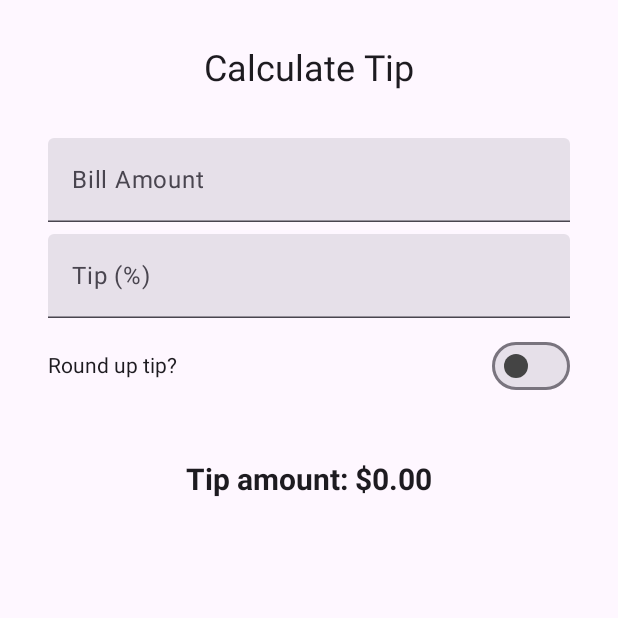
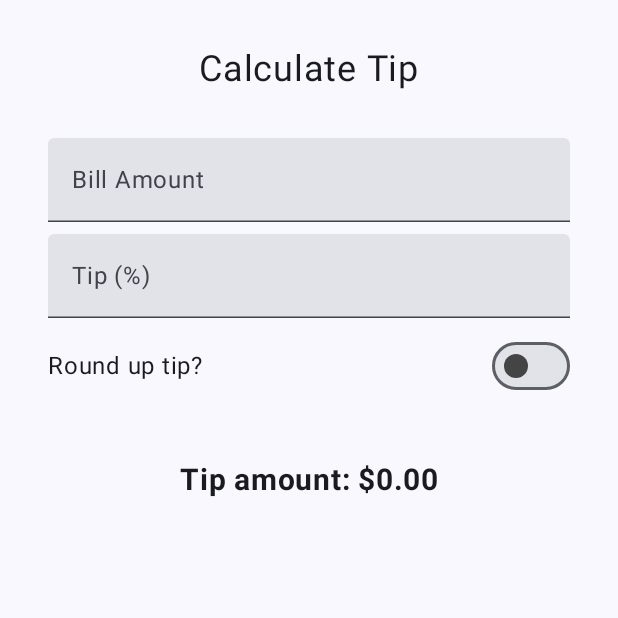
Before and after one commit to bdubose/boojet, an Android app built with Jetpack Compose: the screen it shows after launch (MainActivity), on a phone screen of 412 x 824 dp, the top half of it. Run offline under Robolectric (Android 15) with nearby library versions, the phone set to English and light mode, and no system bars.

Commit message:
Sets up Material3 theme. More upgrades to get Material3 working.

```diff
--- a/app/build.gradle
+++ b/app/build.gradle
@@ -4,12 +4,12 @@ plugins {
 }
 
 android {
-    compileSdk 32
+    compileSdk 33
 
     defaultConfig {
         applicationId "me.branwin.boojet"
         minSdk 21
-        targetSdk 32
+        targetSdk 33
         versionCode 1
         versionName "0.1"
 
@@ -47,12 +47,12 @@ android {
 
 dependencies {
 
-    implementation 'androidx.core:core-ktx:1.7.0'
+    implementation 'androidx.core:core-ktx:1.8.0'
     implementation "androidx.compose.ui:ui:$compose_version"
     implementation "androidx.compose.material:material:$compose_version"
     implementation "androidx.compose.ui:ui-tooling-preview:$compose_version"
-    implementation 'androidx.lifecycle:lifecycle-runtime-ktx:2.3.1'
-    implementation 'androidx.activity:activity-compose:1.3.1'
+    implementation 'androidx.lifecycle:lifecycle-runtime-ktx:2.5.1'
+    implementation 'androidx.activity:activity-compose:1.5.1'
     implementation 'androidx.compose.material3:material3:1.0.0-alpha16'
     testImplementation 'junit:junit:4.13.2'
     androidTestImplementation 'androidx.test.ext:junit:1.1.3'
--- a/app/src/main/java/me/branwin/boojet/ui/theme/Color.kt
+++ b/app/src/main/java/me/branwin/boojet/ui/theme/Color.kt
@@ -2,7 +2,10 @@ package me.branwin.boojet.ui.theme
 
 import androidx.compose.ui.graphics.Color
 
-val Purple200 = Color(0xFFBB86FC)
-val Purple500 = Color(0xFF6200EE)
-val Purple700 = Color(0xFF3700B3)
-val Teal200 = Color(0xFF03DAC5)
+val Purple80 = Color(0xFFD0BCFF)
+val PurpleGrey80 = Color(0xFFCCC2DC)
+val Pink80 = Color(0xFFEFB8C8)
+
+val Purple40 = Color(0xFF6650a4)
+val PurpleGrey40 = Color(0xFF625b71)
+val Pink40 = Color(0xFF7D5260)
--- a/app/src/main/java/me/branwin/boojet/ui/theme/Shape.kt
+++ /dev/null
@@ -1,11 +0,0 @@
-package me.branwin.boojet.ui.theme
-
-import androidx.compose.foundation.shape.RoundedCornerShape
-import androidx.compose.material.Shapes
-import androidx.compose.ui.unit.dp
-
-val Shapes = Shapes(
-    small = RoundedCornerShape(4.dp),
-    medium = RoundedCornerShape(4.dp),
-    large = RoundedCornerShape(0.dp)
-)
--- a/app/src/main/java/me/branwin/boojet/ui/theme/Theme.kt
+++ b/app/src/main/java/me/branwin/boojet/ui/theme/Theme.kt
@@ -1,21 +1,31 @@
 package me.branwin.boojet.ui.theme
 
+import android.app.Activity
+import android.os.Build
 import androidx.compose.foundation.isSystemInDarkTheme
-import androidx.compose.material.MaterialTheme
-import androidx.compose.material.darkColors
-import androidx.compose.material.lightColors
+import androidx.compose.material3.MaterialTheme
+import androidx.compose.material3.darkColorScheme
+import androidx.compose.material3.dynamicDarkColorScheme
+import androidx.compose.material3.dynamicLightColorScheme
+import androidx.compose.material3.lightColorScheme
 import androidx.compose.runtime.Composable
+import androidx.compose.runtime.SideEffect
+import androidx.compose.ui.graphics.toArgb
+import androidx.compose.ui.platform.LocalContext
+import androidx.compose.ui.platform.LocalView
+import androidx.core.view.ViewCompat
 
-private val DarkColorPalette = darkColors(
-    primary = Purple200,
-    primaryVariant = Purple700,
-    secondary = Teal200
+private val DarkColorScheme = darkColorScheme(
+    primary = Purple80,
+    secondary = PurpleGrey80,
+    tertiary = Pink80
 )
 
-private val LightColorPalette = lightColors(
-    primary = Purple500,
-    primaryVariant = Purple700,
-    secondary = Teal200
+private val LightColorScheme = lightColorScheme(
+    primary = Purple40,
+    secondary = PurpleGrey40,
+    tertiary = Pink40,
+
 
     /* Other default colors to override
     background = Color.White,
@@ -30,18 +40,30 @@ private val LightColorPalette = lightColors(
 @Composable
 fun BoojetTheme(
     darkTheme: Boolean = isSystemInDarkTheme(),
+    // Dynamic color is available on Android 12+
+    dynamicColor: Boolean = true,
     content: @Composable () -> Unit
 ) {
-    val colors = if (darkTheme) {
-        DarkColorPalette
-    } else {
-        LightColorPalette
+    val colorScheme = when {
+        dynamicColor && Build.VERSION.SDK_INT >= Build.VERSION_CODES.S -> {
+            val context = LocalContext.current
+            if (darkTheme) dynamicDarkColorScheme(context) else dynamicLightColorScheme(context)
+        }
+        darkTheme -> DarkColorScheme
+        else -> LightColorScheme
+    }
+
+    val view = LocalView.current
+    if (!view.isInEditMode) {
+        SideEffect {
+            (view.context as Activity).window.statusBarColor = colorScheme.primary.toArgb()
+            ViewCompat.getWindowInsetsController(view)?.isAppearanceLightStatusBars = darkTheme
+        }
     }
 
     MaterialTheme(
-        colors = colors,
+        colorScheme = colorScheme,
         typography = Typography,
-        shapes = Shapes,
         content = content
     )
 }
--- a/app/src/main/java/me/branwin/boojet/ui/theme/Type.kt
+++ b/app/src/main/java/me/branwin/boojet/ui/theme/Type.kt
@@ -1,6 +1,6 @@
 package me.branwin.boojet.ui.theme
 
-import androidx.compose.material.Typography
+import androidx.compose.material3.Typography
 import androidx.compose.ui.text.TextStyle
 import androidx.compose.ui.text.font.FontFamily
 import androidx.compose.ui.text.font.FontWeight
@@ -8,21 +8,27 @@ import androidx.compose.ui.unit.sp
 
 // Set of Material typography styles to start with
 val Typography = Typography(
-    body1 = TextStyle(
+    bodyLarge = TextStyle(
         fontFamily = FontFamily.Default,
         fontWeight = FontWeight.Normal,
-        fontSize = 16.sp
+        fontSize = 16.sp,
+        lineHeight = 24.sp,
+        letterSpacing = 0.5.sp
     )
     /* Other default text styles to override
-    button = TextStyle(
-        fontFamily = FontFamily.Default,
-        fontWeight = FontWeight.W500,
-        fontSize = 14.sp
-    ),
-    caption = TextStyle(
+    titleLarge = TextStyle(
         fontFamily = FontFamily.Default,
         fontWeight = FontWeight.Normal,
-        fontSize = 12.sp
+        fontSize = 22.sp,
+        lineHeight = 28.sp,
+        letterSpacing = 0.sp
+    ),
+    labelSmall = TextStyle(
+        fontFamily = FontFamily.Default,
+        fontWeight = FontWeight.Medium,
+        fontSize = 11.sp,
+        lineHeight = 16.sp,
+        letterSpacing = 0.5.sp
     )
     */
 )
--- a/build.gradle
+++ b/build.gradle
@@ -1,12 +1,12 @@
 buildscript {
     ext {
-        compose_version = '1.1.0-beta01'
+        compose_version = '1.2.0'
     }
 }// Top-level build file where you can add configuration options common to all sub-projects/modules.
 plugins {
     id 'com.android.application' version '7.2.2' apply false
     id 'com.android.library' version '7.2.2' apply false
-    id 'org.jetbrains.kotlin.android' version '1.5.31' apply false
+    id 'org.jetbrains.kotlin.android' version '1.7.0' apply false
 }
 
 task clean(type: Delete) {
```
